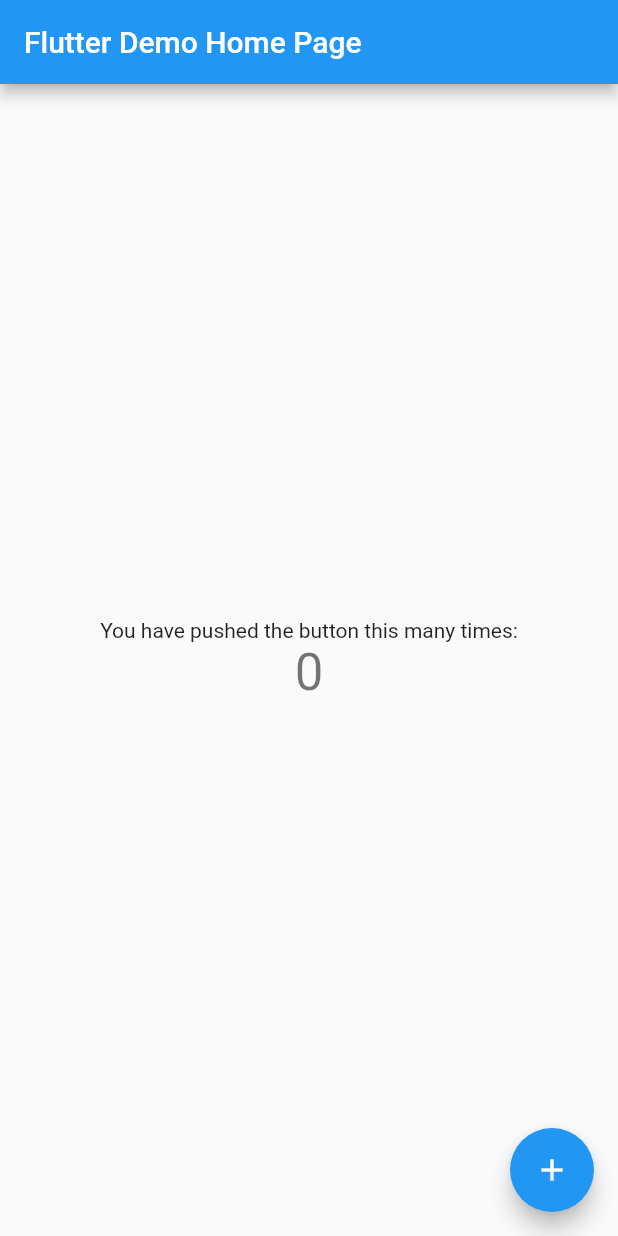
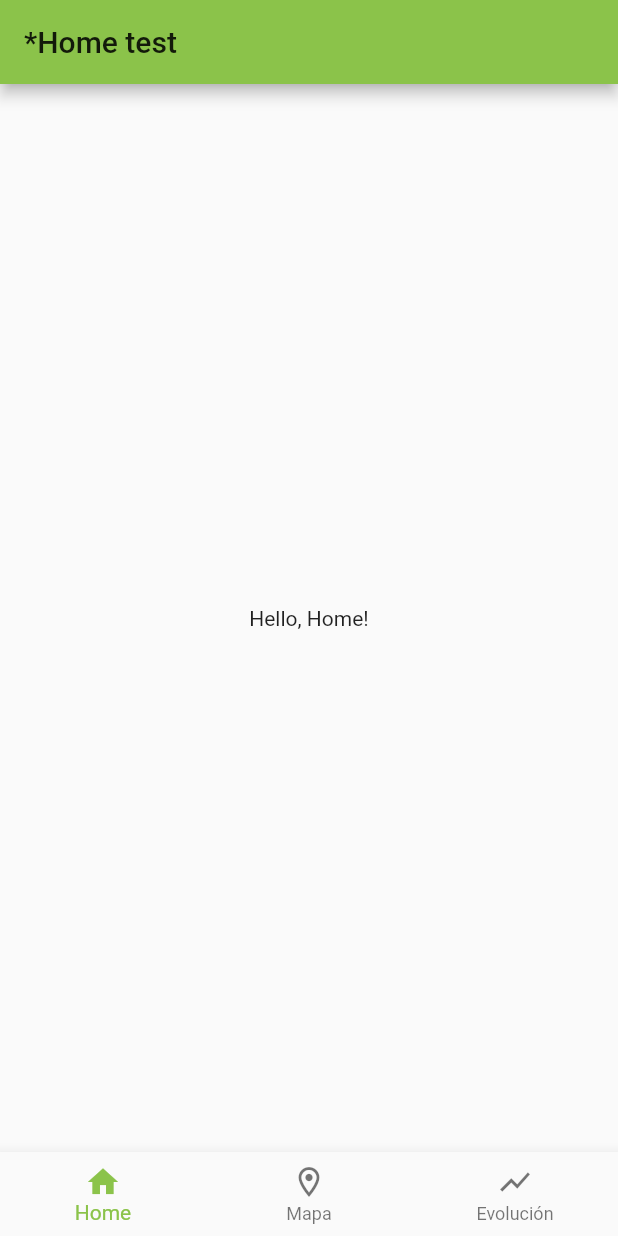
Before and after one commit to Mikaulin/siteica-user, a Flutter app: the screen it shows after launch, on a phone screen of 412 x 824 dp. Run offline on Flutter 3.47's test engine with Material 2 defaults, Android fonts, the phone set to English and light mode, and no system bars.

Commit message:
Added bottom menu to project structure.

```diff
--- /dev/null
+++ b/lib/common/bottom_item.dart
@@ -0,0 +1,35 @@
+import 'package:flutter/material.dart';
+import 'package:flutter/widgets.dart';
+import 'package:siteica_user/pages/evolution.dart';
+import 'package:siteica_user/pages/home.dart';
+import 'package:siteica_user/pages/map.dart';
+
+class BottomItem {
+  final Widget page;
+  final String title;
+  final Icon icon;
+
+  BottomItem({
+    @required this.page,
+    @required this.title,
+    @required this.icon,
+  });
+
+  static List<BottomItem> get items => [
+    BottomItem(
+      page: HomePage(),
+      icon: Icon(Icons.home),
+      title: "Home",
+    ),
+    BottomItem(
+      page: MapPage(),
+      icon: Icon(Icons.location_on_outlined),
+      title: "Mapa",
+    ),
+    BottomItem(
+      page: EvolutionPage(),
+      icon: Icon(Icons.show_chart),
+      title: "Evolución",
+    ),
+  ];
+}
--- a/lib/main.dart
+++ b/lib/main.dart
@@ -1,11 +1,11 @@
 import 'package:flutter/material.dart';
+import 'package:siteica_user/pages/start.dart';
 
 void main() {
   runApp(MyApp());
 }
 
 class MyApp extends StatelessWidget {
-  // This widget is the root of your application.
   @override
   Widget build(BuildContext context) {
     return MaterialApp(
@@ -20,98 +20,13 @@
         // or simply save your changes to "hot reload" in a Flutter IDE).
         // Notice that the counter didn't reset back to zero; the application
         // is not restarted.
-        primarySwatch: Colors.blue,
+        primarySwatch: Colors.lightGreen,
         // This makes the visual density adapt to the platform that you run
         // the app on. For desktop platforms, the controls will be smaller and
         // closer together (more dense) than on mobile platforms.
         visualDensity: VisualDensity.adaptivePlatformDensity,
       ),
-      home: MyHomePage(title: 'Flutter Demo Home Page'),
+      home: StartPage(),
     );
   }
 }
-
-class MyHomePage extends StatefulWidget {
-  MyHomePage({Key key, this.title}) : super(key: key);
-
-  // This widget is the home page of your application. It is stateful, meaning
-  // that it has a State object (defined below) that contains fields that affect
-  // how it looks.
-
-  // This class is the configuration for the state. It holds the values (in this
-  // case the title) provided by the parent (in this case the App widget) and
-  // used by the build method of the State. Fields in a Widget subclass are
-  // always marked "final".
-
-  final String title;
-
-  @override
-  _MyHomePageState createState() => _MyHomePageState();
-}
-
-class _MyHomePageState extends State<MyHomePage> {
-  int _counter = 0;
-
-  void _incrementCounter() {
-    setState(() {
-      // This call to setState tells the Flutter framework that something has
-      // changed in this State, which causes it to rerun the build method below
-      // so that the display can reflect the updated values. If we changed
-      // _counter without calling setState(), then the build method would not be
-      // called again, and so nothing would appear to happen.
-      _counter++;
-    });
-  }
-
-  @override
-  Widget build(BuildContext context) {
-    // This method is rerun every time setState is called, for instance as done
-    // by the _incrementCounter method above.
-    //
-    // The Flutter framework has been optimized to make rerunning build methods
-    // fast, so that you can just rebuild anything that needs updating rather
-    // than having to individually change instances of widgets.
-    return Scaffold(
-      appBar: AppBar(
-        // Here we take the value from the MyHomePage object that was created by
-        // the App.build method, and use it to set our appbar title.
-        title: Text(widget.title),
-      ),
-      body: Center(
-        // Center is a layout widget. It takes a single child and positions it
-        // in the middle of the parent.
-        child: Column(
-          // Column is also a layout widget. It takes a list of children and
-          // arranges them vertically. By default, it sizes itself to fit its
-          // children horizontally, and tries to be as tall as its parent.
-          //
-          // Invoke "debug painting" (press "p" in the console, choose the
-          // "Toggle Debug Paint" action from the Flutter Inspector in Android
-          // Studio, or the "Toggle Debug Paint" command in Visual Studio Code)
-          // to see the wireframe for each widget.
-          //
-          // Column has various properties to control how it sizes itself and
-          // how it positions its children. Here we use mainAxisAlignment to
-          // center the children vertically; the main axis here is the vertical
-          // axis because Columns are vertical (the cross axis would be
-          // horizontal).
-          mainAxisAlignment: MainAxisAlignment.center,
-          children: <Widget>[
-            Text(
-              'You have pushed the button this many times:',
-            ),
-            Text(
-              '$_counter',
-              style: Theme.of(context).textTheme.headline4,
-            ),
-          ],
-        ),
-      ),
-      floatingActionButton: FloatingActionButton(
-        onPressed: _incrementCounter,
-        tooltip: 'Increment',
-        child: Icon(Icons.add),
-      ), // This trailing comma makes auto-formatting nicer for build methods.
-    );
-  }
-}
--- /dev/null
+++ b/lib/pages/evolution.dart
@@ -0,0 +1,19 @@
+import 'package:flutter/material.dart';
+
+class EvolutionPage extends StatelessWidget {
+  static Route<dynamic> route() => MaterialPageRoute(
+    builder: (context) => EvolutionPage(),
+  );
+
+  @override
+  Widget build(BuildContext context) {
+    return Scaffold(
+      appBar: AppBar(
+        title: Text("*Evolution test"),
+      ),
+      body: Center(
+        child: Text("Hello, Evolution!"),
+      ),
+    );
+  }
+}
--- /dev/null
+++ b/lib/pages/home.dart
@@ -0,0 +1,19 @@
+import 'package:flutter/material.dart';
+
+class HomePage extends StatelessWidget {
+  static Route<dynamic> route() => MaterialPageRoute(
+    builder: (context) => HomePage(),
+  );
+
+  @override
+  Widget build(BuildContext context) {
+    return Scaffold(
+      appBar: AppBar(
+        title: Text("*Home test"),
+      ),
+      body: Center(
+        child: Text("Hello, Home!"),
+      ),
+    );
+  }
+}
--- /dev/null
+++ b/lib/pages/map.dart
@@ -0,0 +1,19 @@
+import 'package:flutter/material.dart';
+
+class MapPage extends StatelessWidget {
+  static Route<dynamic> route() => MaterialPageRoute(
+    builder: (context) => MapPage(),
+  );
+
+  @override
+  Widget build(BuildContext context) {
+    return Scaffold(
+      appBar: AppBar(
+        title: Text("*Map test"),
+      ),
+      body: Center(
+        child: Text("Hello, Map!"),
+      ),
+    );
+  }
+}
--- /dev/null
+++ b/lib/pages/start.dart
@@ -0,0 +1,34 @@
+import 'package:flutter/material.dart';
+import 'package:siteica_user/common/bottom_item.dart';
+
+class StartPage extends StatefulWidget {
+  @override
+  _StartPageState createState() => _StartPageState();
+}
+
+class _StartPageState extends State<StartPage> {
+  int _currentIndex = 0;
+
+  @override
+  Widget build(BuildContext context) {
+    return Scaffold(
+      body: IndexedStack(
+        index: _currentIndex,
+        children: [
+          for (final tabItem in BottomItem.items) tabItem.page,
+        ],
+      ),
+      bottomNavigationBar: BottomNavigationBar(
+        currentIndex: _currentIndex,
+        onTap: (int index) => setState(() => _currentIndex = index),
+        items: [
+          for (final tabItem in BottomItem.items)
+            BottomNavigationBarItem(
+              icon: tabItem.icon,
+              label: tabItem.title,
+            )
+        ],
+      ), // This trailing comma makes auto-formatting nicer for build methods.
+    );
+  }
+}
```
Also changed, not shown: 1 other file.
